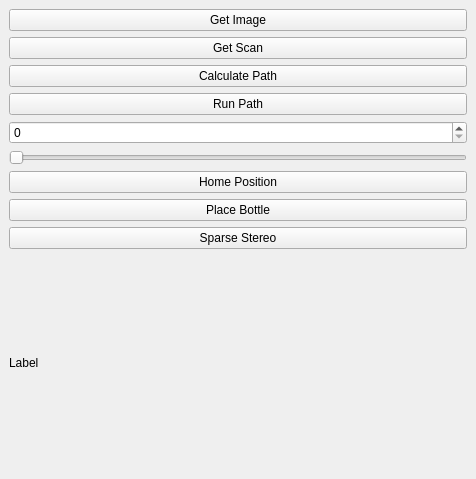
Before: the Qt Designer form RoviSamplePlugin/src/SamplePlugin.ui in martinjakobsgaard/RoVi1, drawn with Qt 5.
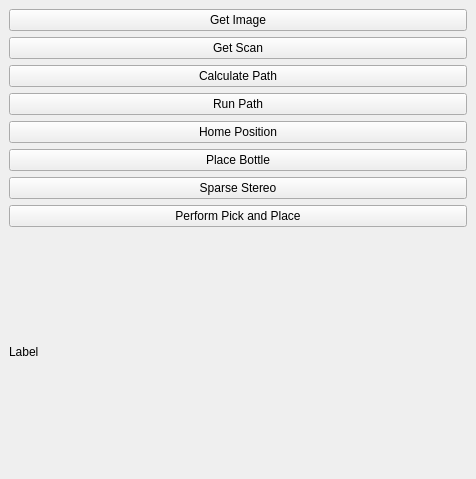
After: the same form once the commit is applied.

Diff of the .ui file:
```diff
--- a/RoviSamplePlugin/src/SamplePlugin.ui
+++ b/RoviSamplePlugin/src/SamplePlugin.ui
@@ -45,16 +45,6 @@
         </property>
        </widget>
       </item>
-      <item>
-       <widget class="QSpinBox" name="_spinBox"/>
-      </item>
-      <item>
-       <widget class="QSlider" name="_slider">
-        <property name="orientation">
-         <enum>Qt::Horizontal</enum>
-        </property>
-       </widget>
-      </item>
       <item>
        <widget class="QPushButton" name="_btn_home">
         <property name="text">
@@ -76,6 +66,13 @@
         </property>
        </widget>
       </item>
+      <item>
+       <widget class="QPushButton" name="_performTask">
+        <property name="text">
+         <string>Perform Pick and Place</string>
+        </property>
+       </widget>
+      </item>
       <item>
        <widget class="QLabel" name="_label">
         <property name="text">
```
